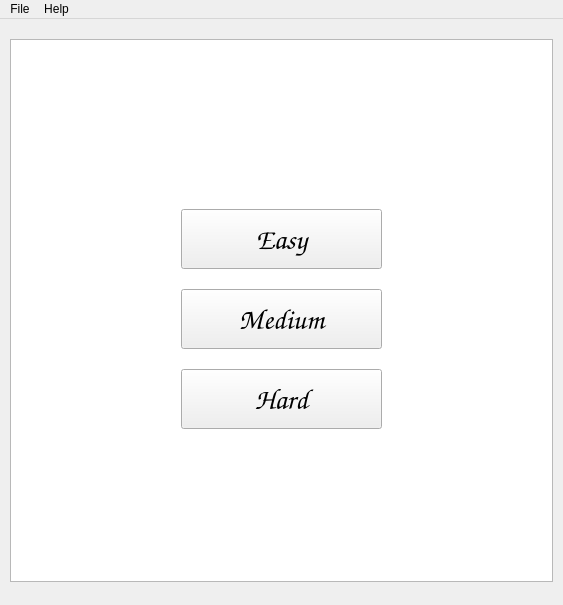
Before: the Qt Designer form Ventana.ui in vialrogo/chesstrainer-ia, drawn with Qt 5.
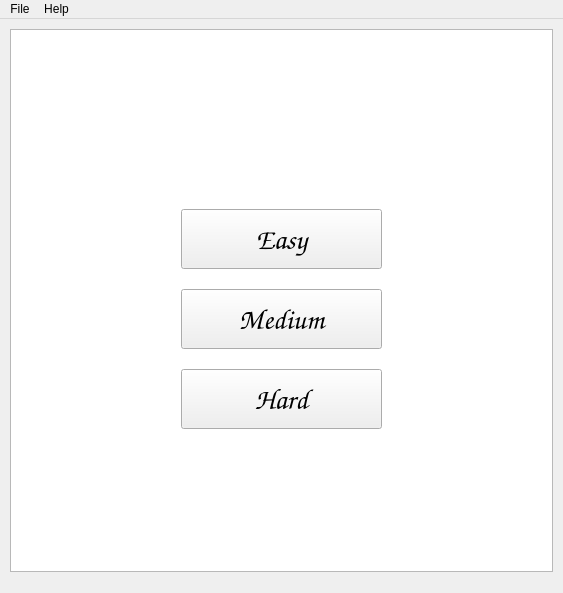
After: the same form once the commit is applied.

Commit message: Lista función que verifica jaque

Patch:
```diff
--- a/Ventana.ui
+++ b/Ventana.ui
@@ -7,9 +7,21 @@
     <x>0</x>
     <y>0</y>
     <width>563</width>
-    <height>605</height>
+    <height>593</height>
    </rect>
   </property>
+  <property name="minimumSize">
+   <size>
+    <width>563</width>
+    <height>593</height>
+   </size>
+  </property>
+  <property name="maximumSize">
+   <size>
+    <width>563</width>
+    <height>593</height>
+   </size>
+  </property>
   <property name="windowTitle">
    <string>MainWindow</string>
   </property>
@@ -18,7 +30,7 @@
     <property name="geometry">
      <rect>
       <x>10</x>
-      <y>20</y>
+      <y>10</y>
       <width>543</width>
       <height>543</height>
      </rect>
```
The commit also changes 2 other files.
